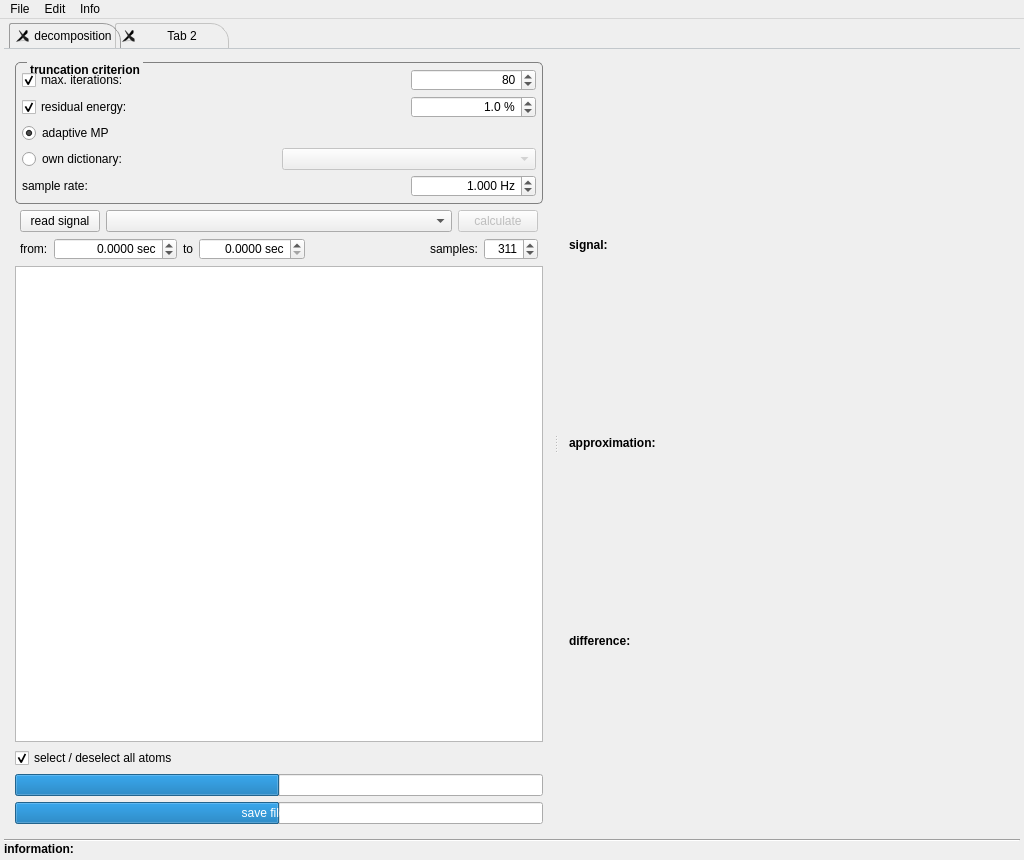
Old version of the form applications/mne_matching_pursuit/mainwindow.ui in the repository mne-tools/mne-cpp.
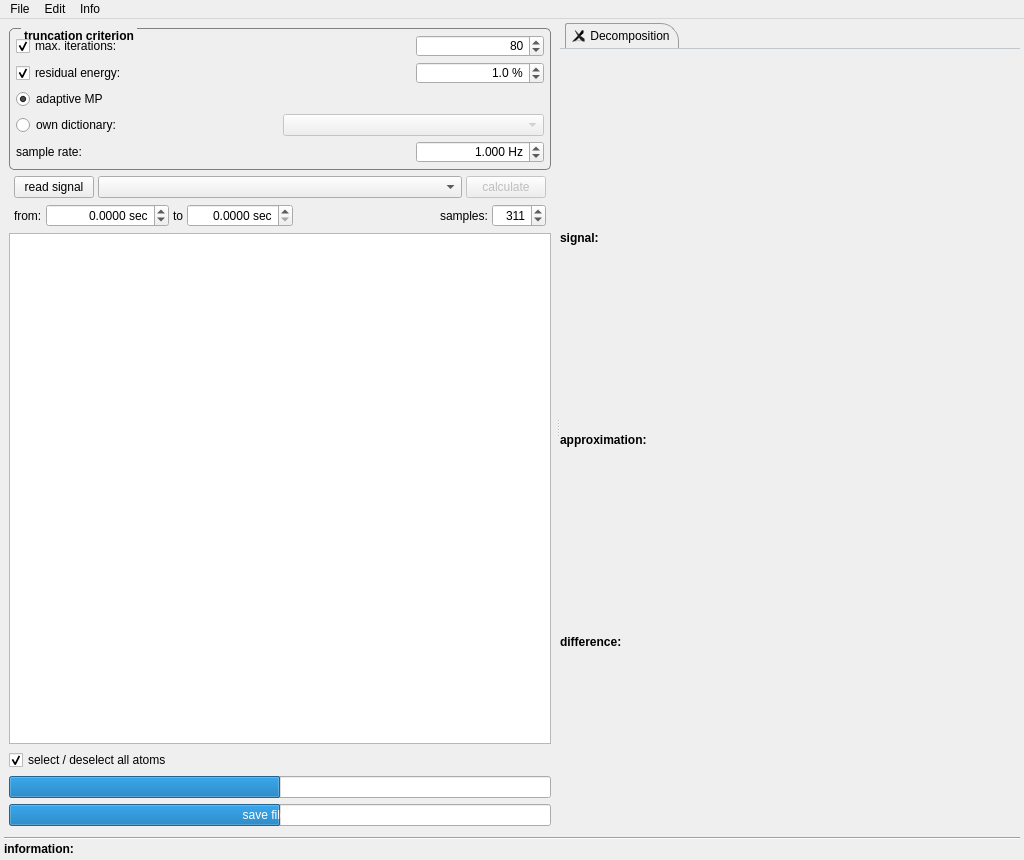
New version of the form. Icons and pictures are not drawn.

Diff of the .ui file:
```diff
--- a/applications/mne_matching_pursuit/mainwindow.ui
+++ b/applications/mne_matching_pursuit/mainwindow.ui
@@ -26,7 +26,7 @@
    <string>Matching-Pursuit-Toolbox</string>
   </property>
   <property name="windowIcon">
-   <iconset>
+   <iconset resource="Ressourcen.qrc">
     <normaloff>:/images/icons/spanner.png</normaloff>:/images/icons/spanner.png</iconset>
   </property>
   <property name="layoutDirection">
@@ -59,99 +59,17 @@
      <number>4</number>
     </property>
     <item>
-     <widget class="QTabWidget" name="tw_main">
-      <property name="layoutDirection">
-       <enum>Qt::LeftToRight</enum>
-      </property>
-      <property name="styleSheet">
-       <string notr="true">QTabWidget::pane { /* The tab widget frame */
-    border-top: 0.5px solid #C2C7CB;
-}
-
-QTabWidget::tab-bar {
-    left: 5px; /* move to the right by 5px */
-}
-
- QTabBar::close-button {    
-     subcontrol-position: left;
- }
-
-
-/* Style the tab using the tab sub-control. Note that
-    it reads QTabBar _not_ QTabWidget */
-QTabBar::tab {
- 	background: qlineargradient(x1: 0, y1: 0, x2: 0, y2: 1,
-                                stop: 0 #E1E1E1, stop: 0.4 #DDDDDD,
-                                stop: 0.5 #D8D8D8, stop: 1.0 #D3D3D3);
-  
-    border: 0.5px solid #C4C4C3;
-	border-bottom: 0px solid #C4C4C3;
-    border-bottom-color: #C2C7CB; /* same as the pane color */
-    border-top-left-radius: 2px;
-    border-top-right-radius: 18px;
-	min-width: 100px;
-    padding-left: 4px;
-    padding-right: 8px;    
-	padding-top: 2px;
-    padding-bottom: 2px;
-	alignment: left;
-}
-
-QTabBar::tab:selected, QTabBar::tab:hover {
-    background: qlineargradient(x1: 0, y1: 0, x2: 0, y2: 1,
-                                stop: 0 #fafafa, stop: 0.4 #f4f4f4,
-                                stop: 0.5 #e7e7e7, stop: 1.0 #fafafa);
-}
-
-QTabBar::tab:selected {
-    border-color: #9B9B9B;
-    border-bottom-color: #C2C7CB; /* same as pane color */
-    margin-right: -6px;    
-	margin-left: -6px;   
-}
-
-QTabBar::tab:first:selected {
-    margin-left: 0px;
-	padding-left: 0px /* the first selected tab has nothing to overlap with on the left */
-}
-
-QTabBar::tab:last:selected {
-    margin-right: 0px; /* the last selected tab has nothing to overlap with on the right */
-}
-
-QTabBar::tab:last {
-    margin-right: 0px; /* the last selected tab has nothing to overlap with on the right */
-}
-
-
-QTabBar::tab:only-one {
-    margin: 0px; /* if there is only one tab, we don't want overlapping margins */
-	padding-left: 0px
-}</string>
-      </property>
-      <property name="currentIndex">
-       <number>0</number>
-      </property>
-      <property name="elideMode">
-       <enum>Qt::ElideNone</enum>
-      </property>
-      <property name="tabsClosable">
-       <bool>true</bool>
-      </property>
-      <widget class="QWidget" name="tab">
-       <attribute name="title">
-        <string>decomposition</string>
-       </attribute>
+     <widget class="QWidget" name="widget" native="true">
        <layout class="QVBoxLayout" name="verticalLayout_2">
         <property name="spacing">
-         <number>0</number>
-        </property>
-        <property name="leftMargin">
-         <number>0</number>
-        </property>
-        <property name="topMargin">
          <number>2</number>
         </property>
+       <property name="leftMargin">
+        <number>0</number>
+       </property>
+       <property name="topMargin">
+        <number>0</number>
+       </property>
         <property name="rightMargin">
          <number>0</number>
         </property>
@@ -175,7 +93,7 @@
           <property name="childrenCollapsible">
            <bool>false</bool>
           </property>
-          <widget class="QWidget" name="layoutWidget">
+         <widget class="QWidget" name="layoutWidget_2">
            <layout class="QVBoxLayout" name="l_left_side">
             <property name="spacing">
              <number>6</number>
@@ -684,8 +602,96 @@
             </item>
            </layout>
           </widget>
-          <widget class="QWidget" name="layoutWidget">
+         <widget class="QTabWidget" name="tabWidget">
+          <property name="styleSheet">
+           <string notr="true">QTabWidget::pane { /* The tab widget frame */
+    border-top: 0.5px solid #C2C7CB;
+}
+
+QTabWidget::tab-bar {
+    left: 5px; /* move to the right by 5px */
+}
+
+ QTabBar::close-button {    
+     subcontrol-position: left;
+ }
+
+
+/* Style the tab using the tab sub-control. Note that
+    it reads QTabBar _not_ QTabWidget */
+QTabBar::tab {
+ 	background: qlineargradient(x1: 0, y1: 0, x2: 0, y2: 1,
+                                stop: 0 #E1E1E1, stop: 0.4 #DDDDDD,
+                                stop: 0.5 #D8D8D8, stop: 1.0 #D3D3D3);
+  
+    border: 0.5px solid #C4C4C3;
+	border-bottom: 0px solid #C4C4C3;
+    border-bottom-color: #C2C7CB; /* same as the pane color */
+    border-top-left-radius: 2px;
+    border-top-right-radius: 18px;
+	min-width: 100px;
+    padding-left: 4px;
+    padding-right: 8px;    
+	padding-top: 2px;
+    padding-bottom: 2px;
+	alignment: left;
+}
+
+QTabBar::tab:selected, QTabBar::tab:hover {
+    background: qlineargradient(x1: 0, y1: 0, x2: 0, y2: 1,
+                                stop: 0 #fafafa, stop: 0.4 #f4f4f4,
+                                stop: 0.5 #e7e7e7, stop: 1.0 #fafafa);
+}
+
+QTabBar::tab:selected {
+    border-color: #9B9B9B;
+    border-bottom-color: #C2C7CB; /* same as pane color */
+    margin-right: -6px;    
+	margin-left: -6px;   
+}
+
+QTabBar::tab:first:selected {
+    margin-left: 0px;
+	padding-left: 0px /* the first selected tab has nothing to overlap with on the left */
+}
+
+QTabBar::tab:last:selected {
+    margin-right: 0px; /* the last selected tab has nothing to overlap with on the right */
+}
+
+QTabBar::tab:last {
+    margin-right: 0px; /* the last selected tab has nothing to overlap with on the right */
+}
+
+
+QTabBar::tab:only-one {
+    margin: 0px; /* if there is only one tab, we don't want overlapping margins */
+	padding-left: 0px
+}</string>
+          </property>
+          <property name="tabsClosable">
+           <bool>true</bool>
+          </property>
+          <widget class="QWidget" name="tw_Tab1">
+           <attribute name="title">
+            <string>Decomposition</string>
+           </attribute>
            <layout class="QGridLayout" name="gridLayout">
+            <property name="leftMargin">
+             <number>0</number>
+            </property>
+            <property name="topMargin">
+             <number>0</number>
+            </property>
+            <property name="rightMargin">
+             <number>0</number>
+            </property>
+            <property name="bottomMargin">
+             <number>0</number>
+            </property>
+            <property name="spacing">
+             <number>4</number>
+            </property>
             <item row="0" column="0">
              <widget class="QLabel" name="lb_InputSignal">
               <property name="sizePolicy">
@@ -911,9 +917,6 @@
               </property>
              </widget>
             </item>
-            <item row="1" column="0" colspan="3">
-             <layout class="QVBoxLayout" name="l_Graph"/>
-            </item>
             <item row="4" column="1">
              <widget class="QLabel" name="lb_residual_energy_text">
               <property name="minimumSize">
@@ -936,7 +939,11 @@
               </property>
              </widget>
             </item>
+            <item row="1" column="0" colspan="3">
+             <layout class="QVBoxLayout" name="l_Graph"/>
+            </item>
            </layout>
+          </widget>
           </widget>
          </widget>
         </item>
@@ -1011,15 +1018,6 @@
          </layout>
         </item>
        </layout>
-       <zorder>splitter</zorder>
-       <zorder></zorder>
-       <zorder></zorder>
-      </widget>
-      <widget class="QWidget" name="tab_2">
-       <attribute name="title">
-        <string>Tab 2</string>
-       </attribute>
-      </widget>
      </widget>
     </item>
    </layout>
@@ -1068,7 +1066,7 @@
   </widget>
   <action name="actionNeu">
    <property name="icon">
-    <iconset>
+    <iconset resource="Ressourcen.qrc">
      <normaloff>:/images/icons/paper.png</normaloff>:/images/icons/paper.png</iconset>
    </property>
    <property name="text">
@@ -1080,7 +1078,7 @@
     <bool>false</bool>
    </property>
    <property name="icon">
-    <iconset>
+    <iconset resource="Ressourcen.qrc">
      <normaloff>:/images/icons/floppyDisk.png</normaloff>:/images/icons/floppyDisk.png</iconset>
    </property>
    <property name="text">
@@ -1092,7 +1090,7 @@
     <bool>false</bool>
    </property>
    <property name="icon">
-    <iconset>
+    <iconset resource="Ressourcen.qrc">
      <normaloff>:/images/icons/floppyDisk.png</normaloff>:/images/icons/floppyDisk.png</iconset>
    </property>
    <property name="text">
@@ -1101,7 +1099,7 @@
   </action>
   <action name="actionBeenden">
    <property name="icon">
-    <iconset>
+    <iconset resource="Ressourcen.qrc">
      <normaloff>:/images/icons/logOut.png</normaloff>:/images/icons/logOut.png</iconset>
    </property>
    <property name="text">
@@ -1110,7 +1108,7 @@
   </action>
   <action name="actionVersionsinformation">
    <property name="icon">
-    <iconset>
+    <iconset resource="Ressourcen.qrc">
      <normaloff>:/images/icons/exclamation.png</normaloff>:/images/icons/exclamation.png</iconset>
    </property>
    <property name="text">
@@ -1119,7 +1117,7 @@
   </action>
   <action name="actionHilfe">
    <property name="icon">
-    <iconset>
+    <iconset resource="Ressourcen.qrc">
      <normaloff>:/images/icons/questions.png</normaloff>:/images/icons/questions.png</iconset>
    </property>
    <property name="text">
@@ -1128,7 +1126,7 @@
   </action>
   <action name="actionW_rterbucheditor">
    <property name="icon">
-    <iconset>
+    <iconset resource="Ressourcen.qrc">
      <normaloff>:/images/icons/pen.png</normaloff>:/images/icons/pen.png</iconset>
    </property>
    <property name="text">
@@ -1137,7 +1135,7 @@
   </action>
   <action name="actionErweiterter_W_rterbucheditor">
    <property name="icon">
-    <iconset>
+    <iconset resource="Ressourcen.qrc">
      <normaloff>:/images/icons/design.png</normaloff>:/images/icons/design.png</iconset>
    </property>
    <property name="text">
@@ -1146,7 +1144,7 @@
   </action>
   <action name="actionAtomformeleditor">
    <property name="icon">
-    <iconset>
+    <iconset resource="Ressourcen.qrc">
      <normaloff>:/images/icons/ruler.png</normaloff>:/images/icons/ruler.png</iconset>
    </property>
    <property name="text">
@@ -1155,7 +1153,7 @@
   </action>
   <action name="actionCreate_treebased_dictionary">
    <property name="icon">
-    <iconset>
+    <iconset resource="Ressourcen.qrc">
      <normaloff>:/images/icons/tree.png</normaloff>:/images/icons/tree.png</iconset>
    </property>
    <property name="text">
@@ -1167,7 +1165,7 @@
   </action>
   <action name="actionSettings">
    <property name="icon">
-    <iconset>
+    <iconset resource="Ressourcen.qrc">
      <normaloff>:/images/icons/settings.png</normaloff>:/images/icons/settings.png</iconset>
    </property>
    <property name="text">
@@ -1179,7 +1177,7 @@
     <bool>false</bool>
    </property>
    <property name="icon">
-    <iconset>
+    <iconset resource="Ressourcen.qrc">
      <normaloff>:/images/icons/boxUpload.png</normaloff>:/images/icons/boxUpload.png</iconset>
    </property>
    <property name="text">
@@ -1192,7 +1190,9 @@
    </property>
   </action>
  </widget>
- <layoutdefault spacing="6" margin="11"/>
- <resources/>
+ <layoutdefault spacing="4" margin="5"/>
+ <resources>
+  <include location="Ressourcen.qrc"/>
+ </resources>
  <connections/>
 </ui>
```
Left out of the diff: 17 changed lines with no effect on the pictures. Lines whose indentation alone changed are shown as unchanged.
